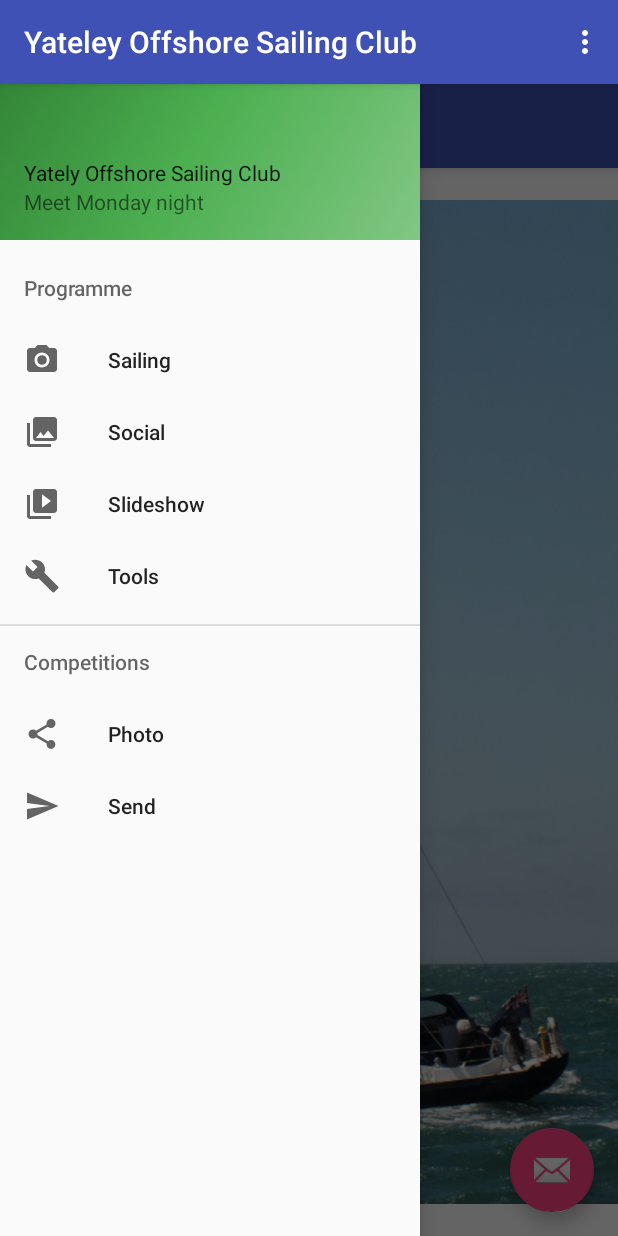
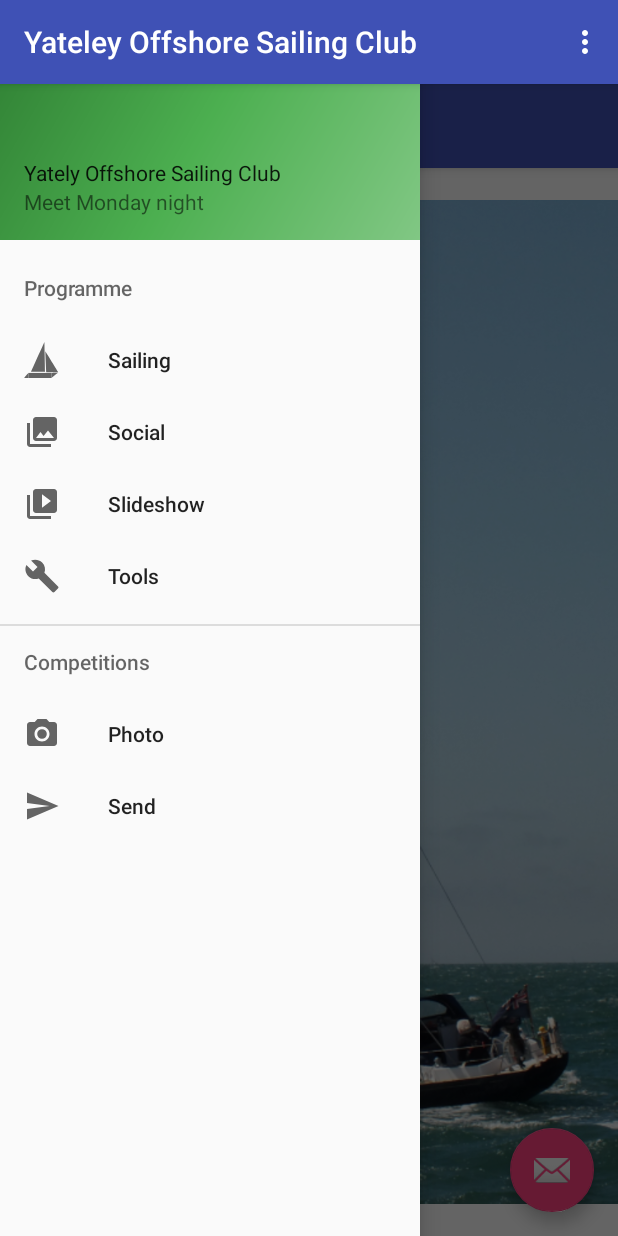
Before and after one commit to Brian-Gilliatt/YOSC, an Android app: the screen it shows after launch (MainActivity), with the side drawer open, on a phone screen of 412 x 824 dp. Run offline under Robolectric (Android 15) with nearby library versions, the phone set to English and light mode, and no system bars.

Commit message:
Photo menu item opens YOSC Photo competition album in browser

```diff
--- a/app/src/main/java/uk/org/yosc/yosc/MainActivity.java
+++ b/app/src/main/java/uk/org/yosc/yosc/MainActivity.java
@@ -1,20 +1,13 @@
 package uk.org.yosc.yosc;
 
-import android.app.ActionBar;
-import android.app.Activity;
-
-import android.app.Fragment;
-import android.app.FragmentManager;
-import android.app.SearchManager;
 import android.content.Intent;
 
 
-import android.content.Intent;
+import android.net.Uri;
 import android.os.Bundle;
 import android.support.design.widget.FloatingActionButton;
 import android.support.design.widget.Snackbar;
 
-import android.content.res.Configuration;
 import android.support.design.widget.NavigationView;
 
 //import android.support.v4.app.Fragment;
@@ -24,27 +17,10 @@ import android.support.v4.widget.DrawerLayout;
 //import android.support.v7.app.ActionBar;
 import android.support.v7.app.AppCompatActivity;
 import android.support.v7.app.ActionBarDrawerToggle;
-import android.support.v7.app.AppCompatActivity;
 import android.support.v7.widget.Toolbar;
 import android.view.Menu;
 import android.view.MenuItem;
-import android.support.v7.widget.Toolbar;
-import android.view.LayoutInflater;
-import android.view.Menu;
-import android.view.MenuInflater;
-import android.view.MenuItem;
 import android.view.View;
-import android.view.ViewGroup;
-import android.widget.AdapterView;
-import android.widget.ArrayAdapter;
-import android.widget.EditText;
-import android.widget.ImageView;
-import android.widget.ListView;
-import android.widget.Toast;
-
-import java.util.Locale;
-
-import static android.provider.AlarmClock.EXTRA_MESSAGE;
 
 public class MainActivity extends AppCompatActivity
         implements NavigationView.OnNavigationItemSelectedListener {
@@ -118,7 +94,7 @@ public class MainActivity extends AppCompatActivity
         // Handle navigation view item clicks here.
         int id = item.getItemId();
 
-        if (id == R.id.nav_camera) {
+        if (id == R.id.nav_sailboat) {
             // Handle the camera action
             Intent sailingIntent = new Intent(this, SailingEventsActivity.class);
             //           EditText editText = (EditText) findViewById(R.id.editText);
@@ -139,6 +115,10 @@ public class MainActivity extends AppCompatActivity
 
         } else if (id == R.id.nav_share) {
 
+            Intent browserIntent = new Intent(Intent.ACTION_VIEW, Uri.parse("https://goo.gl/photos/xAKQnAxyMSSZ4Vs88"));
+            startActivity(browserIntent);
+
+
         } else if (id == R.id.nav_send) {
 
         }
--- /dev/null
+++ b/app/src/main/res/drawable/ic_sailboat.xml
@@ -0,0 +1,13 @@
+<vector android:height="24dp" android:viewportHeight="12.7"
+    android:viewportWidth="12.7" android:width="24dp" xmlns:android="http://schemas.android.com/apk/res/android">
+    <path android:fillColor="#FF000000"
+        android:pathData="M1.529,10.911L1.529,12.707L9.655,12.707L9.655,10.911L1.529,10.911z" android:strokeWidth="0.89366174"/>
+    <path android:fillColor="#FF000000"
+        android:pathData="M1.515,10.913C1.498,10.929 0.351,12.294 0.168,12.516L0.038,12.674L0.394,12.684C0.59,12.69 0.925,12.697 1.139,12.701L1.529,12.707L1.529,11.803C1.529,11.307 1.523,10.907 1.515,10.913z" android:strokeWidth="0.12262433"/>
+    <path android:fillColor="#FF000000"
+        android:pathData="m9.655,11.803v-0.893l0.422,-0.015c0.232,-0.008 0.753,-0.027 1.157,-0.041 0.404,-0.015 0.737,-0.025 0.739,-0.023 0.004,0.004 -2.216,1.795 -2.278,1.838l-0.039,0.027z" android:strokeWidth="0.01886362"/>
+    <path android:fillColor="#FF000000"
+        android:pathData="m2.487,10.494c0,-0.024 4.71,-10.505 4.717,-10.497 0.007,0.008 0.215,10.02 0.216,10.347l0,0.163L4.954,10.508c-1.357,0 -2.466,-0.005 -2.466,-0.013z" android:strokeWidth="0.02255343"/>
+    <path android:fillColor="#FF000000"
+        android:pathData="m8.175,10.641 l-0.312,-0.007 -0.013,-0.09c-0.013,-0.093 -0.336,-7.251 -0.327,-7.258 0.007,-0.006 4.547,7.339 4.547,7.356 0,0.014 -3.246,0.012 -3.894,-0.002z" android:strokeWidth="0.02284631"/>
+</vector>
--- a/app/src/main/res/menu/activity_main_drawer.xml
+++ b/app/src/main/res/menu/activity_main_drawer.xml
@@ -5,8 +5,8 @@
         <item android:title="Programme">
         <menu>
         <item
-            android:id="@+id/nav_camera"
-            android:icon="@drawable/ic_menu_camera"
+            android:id="@+id/nav_sailboat"
+            android:icon="@drawable/ic_sailboat"
 
             android:title="@string/sailing_events_title" />
         <item
@@ -29,7 +29,7 @@
         <menu>
             <item
                 android:id="@+id/nav_share"
-                android:icon="@drawable/ic_menu_share"
+                android:icon="@drawable/ic_menu_camera"
                 android:title="Photo" />
             <item
                 android:id="@+id/nav_send"
```
